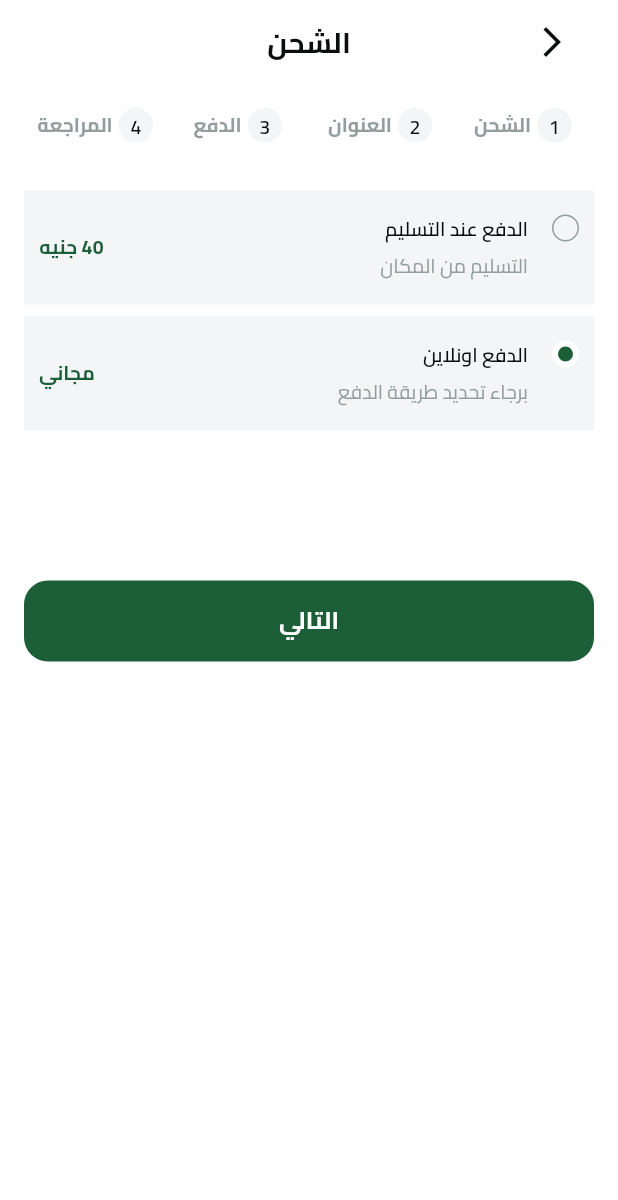
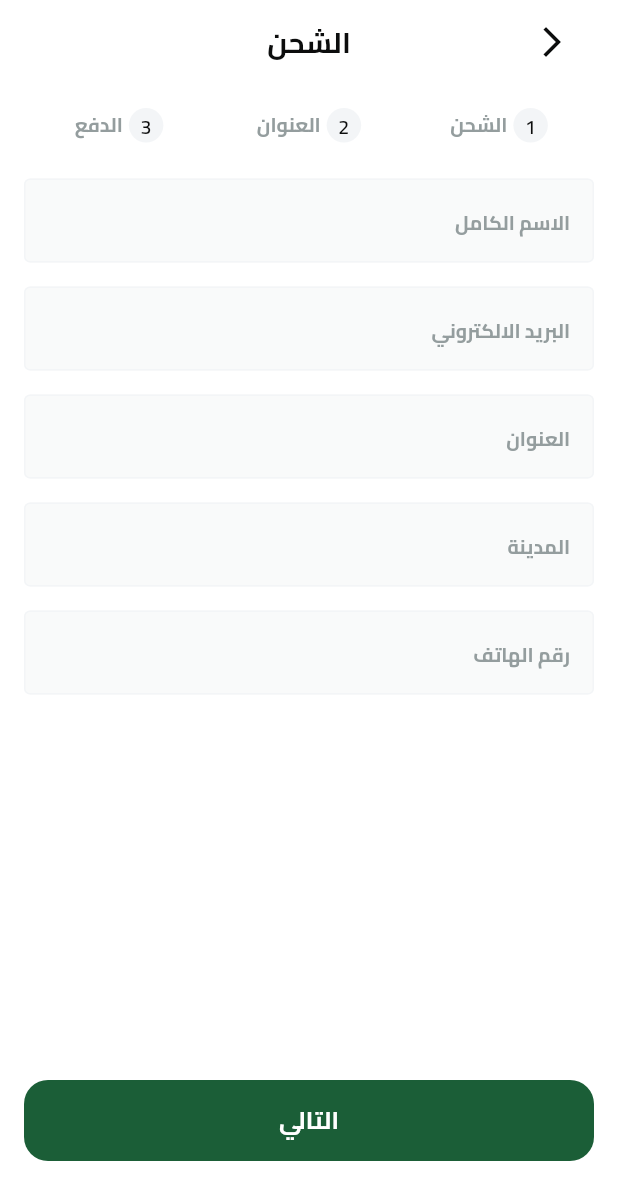
Before and after one commit to samir-227/Pure_Harvest_e_commerce, a Flutter app: the CheckOutView screen opened by its route, after a tap on "التالي", on a phone screen of 412 x 824 dp. Shown: the top 1200 px of the screen. Run offline on Flutter 3.47's test engine with Material 3 defaults, Android fonts, the phone set to English and light mode, and no system bars; our stand-ins replace bloc, cloud_firestore, dartz, dots_indicator, equatable, firebase_auth and 12 more; missing offline and left inert: flutter_facebook_auth; accounts and stored records are empty; project files that could hold a hidden picture were left out.

Commit message:
create address input section

```diff
--- /dev/null
+++ b/lib/features/checkout/presentation/views/widgets/address_input_section.dart
@@ -0,0 +1,37 @@
+import 'package:flutter/material.dart';
+import 'package:fruits_hub/core/widgets/custom_text_form_field.dart';
+import 'package:fruits_hub/generated/l10n.dart';
+
+class AddressInputSection extends StatelessWidget {
+  const AddressInputSection({super.key});
+
+  @override
+  Widget build(BuildContext context) {
+    return SingleChildScrollView(
+        child: Column(children: [
+      const SizedBox(
+        height: 24,
+      ),
+      CustomTextFormField(hintText: S.of(context).fullname, keyboardType: TextInputType.name),
+      const SizedBox(
+        height: 16,
+      ),
+      CustomTextFormField(hintText: S.of(context).email, keyboardType: TextInputType.name),
+      const SizedBox(
+        height: 16,
+      ),
+      CustomTextFormField(hintText: S.of(context).address, keyboardType: TextInputType.streetAddress),
+      const SizedBox(
+        height: 16,
+      ),
+      CustomTextFormField(hintText: S.of(context).city, keyboardType: TextInputType.name),
+      const SizedBox(
+        height: 16,
+      ),
+      CustomTextFormField(hintText: S.of(context).phoneNumber, keyboardType: TextInputType.number),
+      const SizedBox(
+        height: 16,
+      )
+    ]));
+  }
+}
--- a/lib/features/checkout/presentation/views/widgets/check_out_steps.dart
+++ b/lib/features/checkout/presentation/views/widgets/check_out_steps.dart
@@ -26,5 +26,4 @@ List<String> getCheckOutSteps(BuildContext context) => [
       S.of(context).shipping,
       S.of(context).address,
       S.of(context).payment,
-      S.of(context).review,
     ];
--- a/lib/features/checkout/presentation/views/widgets/check_out_view_body.dart
+++ b/lib/features/checkout/presentation/views/widgets/check_out_view_body.dart
@@ -1,6 +1,7 @@
 import 'package:flutter/material.dart';
 import 'package:fruits_hub/core/constants/constants.dart';
 import 'package:fruits_hub/core/widgets/custom_app_bar.dart';
+import 'package:fruits_hub/core/widgets/custom_button.dart';
 import 'package:fruits_hub/features/checkout/presentation/views/widgets/check_out_steps.dart';
 import 'package:fruits_hub/features/checkout/presentation/views/widgets/checkout_page_view.dart';
 import 'package:fruits_hub/generated/l10n.dart';
@@ -37,9 +38,18 @@ class _CheckOutViewBodyState extends State<CheckOutViewBody> {
           const SizedBox(height: 16),
           const CheckOutSteps(),
           Expanded(
-              child: CheckoutPageView(
-            controller: pageController,
-          )),
+            child: CheckoutPageView(
+              controller: pageController,
+            ),
+          ),
+          CustomButton(
+              text: S.of(context).next,
+              onPressed: () {
+                pageController.animateToPage(pageController.page!.toInt() + 1,
+                    duration: const Duration(milliseconds: 300),
+                    curve: Curves.easeIn);
+              }),
+          const SizedBox(height: 50),
         ],
       ),
     );
--- a/lib/features/checkout/presentation/views/widgets/checkout_page_view.dart
+++ b/lib/features/checkout/presentation/views/widgets/checkout_page_view.dart
@@ -1,4 +1,5 @@
 import 'package:flutter/material.dart';
+import 'package:fruits_hub/features/checkout/presentation/views/widgets/address_input_section.dart';
 import 'package:fruits_hub/features/checkout/presentation/views/widgets/shipping_section.dart';
 
 class CheckoutPageView extends StatelessWidget {
@@ -20,7 +21,7 @@ class CheckoutPageView extends StatelessWidget {
 List<Widget> getPages() {
   return [
     const ShippingSection(),
-    const SizedBox(),
+    const AddressInputSection(),
     const SizedBox(),
     const SizedBox(),
   ];
--- a/lib/features/checkout/presentation/views/widgets/shipping_section.dart
+++ b/lib/features/checkout/presentation/views/widgets/shipping_section.dart
@@ -24,7 +24,7 @@ class ShippingSection extends StatelessWidget {
             price: S.of(context).free,
             isSelected: true),
         const SizedBox(height: 100),
-        CustomButton(text: S.of(context).next, onPressed: () {}),
+
       ],
     );
   }
--- a/lib/l10n/intl_ar.arb
+++ b/lib/l10n/intl_ar.arb
@@ -50,7 +50,9 @@
 "free": "مجاني",
 "cashOnDelivery":"الدفع عند التسليم",
 "PleaseSelectPaymentMethod": "برجاء تحديد طريقة الدفع",
-"next": "التالي"
+"next": "التالي",
+"city":"المدينة",
+"phoneNumber":"رقم الهاتف"
 
 
 
--- a/lib/l10n/intl_en.arb
+++ b/lib/l10n/intl_en.arb
@@ -50,7 +50,9 @@
     "free": "Free",
     "cashOnDelivery":"Cash On Delivery",
     "PleaseSelectPaymentMethod": "Please select payment method",
-    "next": "Next"
+    "next": "Next",
+    "city":"City",
+    "phoneNumber":"Phone Number"
 
 
 
```
Also changed, not shown: lib/generated/intl/messages_ar.dart, lib/generated/intl/messages_en.dart, lib/generated/l10n.dart.
